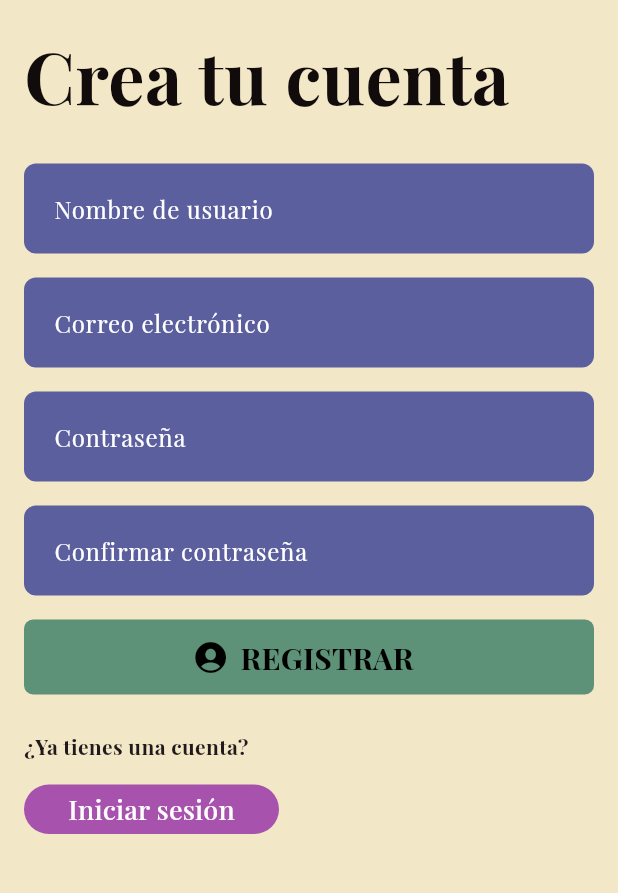
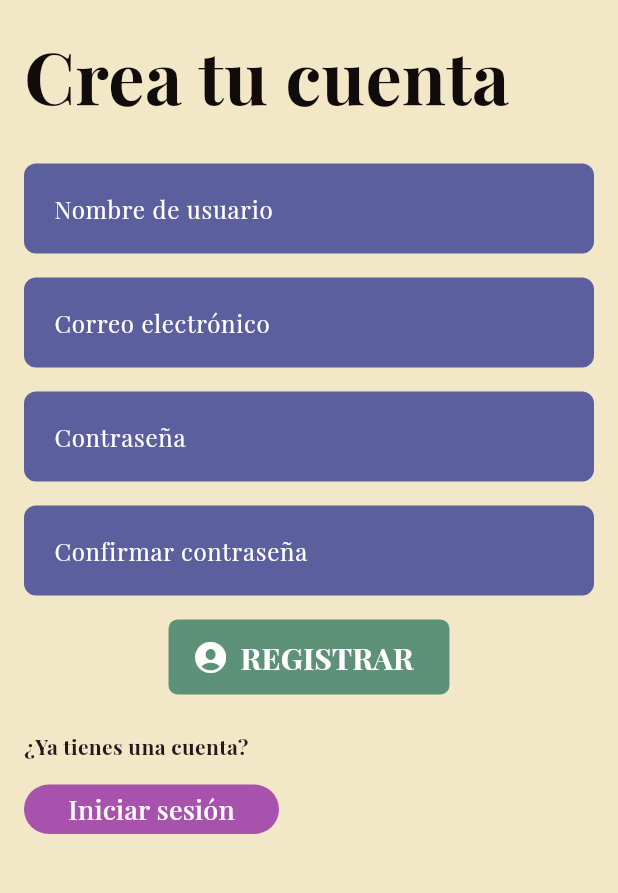
Before and after one commit to andreuete/Reservas-Tardos, a Flutter app: the screen it shows after launch, after a tap on "Crear cuenta", on a phone screen of 412 x 824 dp, the part 84-977 px from its top. Run offline on Flutter 3.47's test engine with Material 3 defaults, Android fonts, the phone set to English and light mode, and no system bars.

Commit message:
update: Rediseño de botones

```diff
--- a/lib/ui/acceso/ui/login_screen.dart
+++ b/lib/ui/acceso/ui/login_screen.dart
@@ -59,15 +59,22 @@ class Login extends StatelessWidget {
 
           const SizedBox(height: 16),
 
+          Column(
+            crossAxisAlignment: CrossAxisAlignment.center,
+            children: [
               BotonGrande(
                 texto: "ENTRAR",
                 icono: CupertinoIcons.square_arrow_right,
                 onPressed: () {
                   Navigator.push(
                     context,
-                MaterialPageRoute(builder: (context) => const MainNavigation()),
+                    MaterialPageRoute(
+                      builder: (context) => const MainNavigation(),
+                    ),
                   );
                 },
+              ),
+            ],
           ),
 
           const SizedBox(height: 24),
--- a/lib/ui/acceso/ui/register_screen.dart
+++ b/lib/ui/acceso/ui/register_screen.dart
@@ -52,6 +52,9 @@ class Register extends StatelessWidget {
 
           const SizedBox(height: 16),
 
+          Column(
+            crossAxisAlignment: CrossAxisAlignment.center,
+            children: [
               BotonGrande(
                 texto: "REGISTRAR",
                 icono: CupertinoIcons.person_crop_circle_fill,
@@ -100,6 +103,8 @@ class Register extends StatelessWidget {
                   );
                 },
               ),
+            ],
+          ),
 
           const SizedBox(height: 24),
 
--- a/lib/ui/core/ui/boton_grande.dart
+++ b/lib/ui/core/ui/boton_grande.dart
@@ -16,7 +16,6 @@ class BotonGrande extends StatelessWidget {
   Widget build(BuildContext context) {
     return SizedBox(
       height: 50,
-      width: double.infinity,
       child: FilledButton.icon(
         onPressed: onPressed,
         style: FilledButton.styleFrom(
@@ -24,10 +23,14 @@ class BotonGrande extends StatelessWidget {
           foregroundColor: Colors.black,
           shape: RoundedRectangleBorder(borderRadius: BorderRadius.circular(6)),
         ),
-        icon: Icon(icono, size: 24),
+        icon: Icon(icono, size: 24, color: Colors.white),
         label: Text(
           texto,
-          style: const TextStyle(fontSize: 20, fontWeight: FontWeight.bold),
+          style: const TextStyle(
+            fontSize: 20,
+            fontWeight: FontWeight.bold,
+            color: Colors.white,
+          ),
         ),
       ),
     );
--- a/lib/ui/perfil/ui/perfil_screen.dart
+++ b/lib/ui/perfil/ui/perfil_screen.dart
@@ -53,7 +53,7 @@ class UserProfile extends StatelessWidget {
               padding: const EdgeInsets.all(12),
               decoration: BoxDecoration(
                 borderRadius: BorderRadius.circular(8),
-                color: Color.fromARGB(255, 92, 95, 147),
+                color: Color.fromARGB(255, 167, 83, 173),
               ),
               child: Row(
                 children: [
```
Lines whose indentation alone changed are shown as unchanged.
